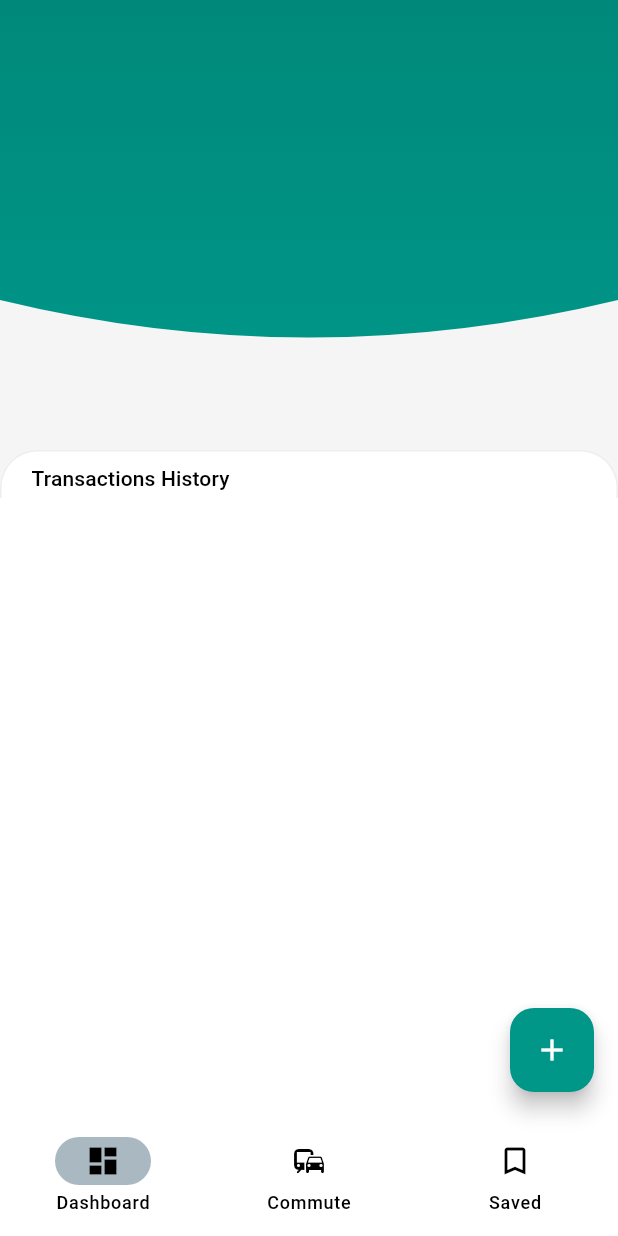
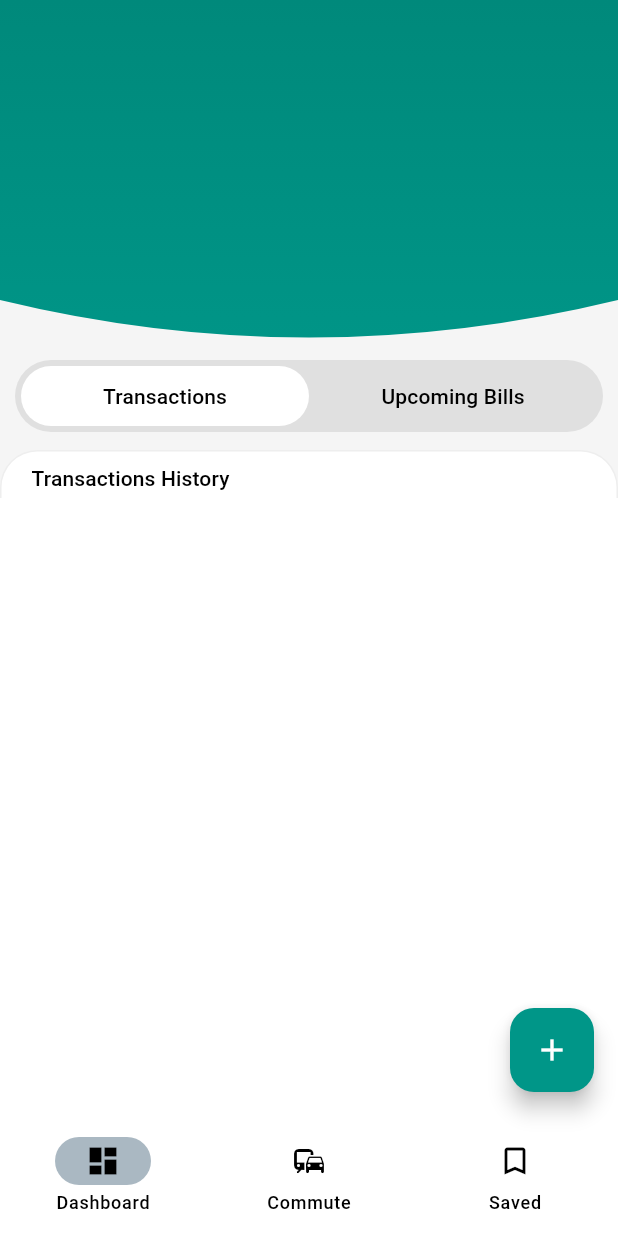
Before and after one commit to hasansujon786/walleti-flutter-app, a Flutter app: the screen it shows after launch, on a phone screen of 412 x 824 dp. Run offline on Flutter 3.47's test engine with Material 3 defaults, Android fonts, the phone set to English and light mode, and no system bars; our stand-ins replace drift, flutter_riverpod, get_it, injectable, riverpod_annotation, shared_preferences; missing offline and left inert: flutter_awesome_calculator; accounts and stored records are empty; generated files the repository leaves out were written again.

Commit message:
ui: add option_switch_bar

```diff
--- a/lib/features/home/presentation/screens/dashboard_screen.dart
+++ b/lib/features/home/presentation/screens/dashboard_screen.dart
@@ -2,6 +2,7 @@ import 'package:flutter/material.dart';
 
 import '../widgets/widgets.dart';
 
+// #F4F6F6
 final _bg = Colors.grey.shade100;
 
 class DashboardScreen extends StatelessWidget {
@@ -13,7 +14,17 @@ class DashboardScreen extends StatelessWidget {
   Widget build(BuildContext context) {
     return CustomScrollView(
       slivers: <Widget>[
-        const _DbAppBar(),
+        SliverAppBar(
+          titleSpacing: 12,
+          centerTitle: true,
+          leadingWidth: 46,
+          // title: const Text('sdf', style: TextStyle(fontSize: 16)),
+          expandedHeight: 300,
+          pinned: true,
+          stretch: true,
+          backgroundColor: Colors.teal,
+          flexibleSpace: AccountCardHeader(mutedBg: _bg),
+        ),
         DbTtransactionListHeader(
           bg: _bg,
           isTransactionsView: true,
@@ -25,22 +36,3 @@ class DashboardScreen extends StatelessWidget {
     );
   }
 }
-
-class _DbAppBar extends StatelessWidget {
-  const _DbAppBar();
-
-  @override
-  Widget build(BuildContext context) {
-    return SliverAppBar(
-      titleSpacing: 12,
-      centerTitle: true,
-      leadingWidth: 46,
-      // title: const Text('sdf', style: TextStyle(fontSize: 16)),
-      expandedHeight: 300,
-      pinned: true,
-      stretch: true,
-      backgroundColor: Colors.teal,
-      flexibleSpace: AccountCardHeader(bg: _bg),
-    );
-  }
-}
--- a/lib/features/home/presentation/widgets/account_card_header.dart
+++ b/lib/features/home/presentation/widgets/account_card_header.dart
@@ -1,9 +1,11 @@
 import 'package:flutter/material.dart';
 
+import 'option_switch_bar.dart';
+
 class AccountCardHeader extends StatelessWidget {
-  const AccountCardHeader({super.key, required this.bg});
+  const AccountCardHeader({super.key, required this.mutedBg});
 
-  final Color bg;
+  final Color mutedBg;
 
   @override
   Widget build(BuildContext context) {
@@ -11,69 +13,42 @@ class AccountCardHeader extends StatelessWidget {
       collapseMode: CollapseMode.none,
       background: Stack(
         children: [
-          Positioned.fill(child: ColoredBox(color: bg)),
-          Padding(
-            padding: const EdgeInsets.only(bottom: 50),
-            child: ClipPath(
-              clipper: MyArcClipper(),
-              child: Container(
-                decoration: BoxDecoration(
-                  gradient: LinearGradient(
-                    colors: [Colors.teal.shade600, Colors.teal],
-                    begin: Alignment.topCenter,
-                    end: Alignment.bottomCenter,
-                  ),
-                ),
-              ),
+          Positioned.fill(child: ColoredBox(color: mutedBg)),
+          const Padding(padding: EdgeInsets.only(bottom: 50), child: TopArc()),
+          const Padding(
+            padding: EdgeInsets.fromLTRB(10, 0, 10, 12),
+            child: Column(
+              mainAxisAlignment: MainAxisAlignment.end,
+              crossAxisAlignment: CrossAxisAlignment.start,
+              children: [
+                OptionSwitchBar(
+                  optionsNames: ['Transactions', 'Upcoming Bills'],
+                )
+              ],
             ),
-          ),
-          // Padding(
-          //   padding: const EdgeInsets.fromLTRB(24, 0, 24, 16),
-          //   child: Column(
-          //     mainAxisAlignment: MainAxisAlignment.end,
-          //     crossAxisAlignment: CrossAxisAlignment.start,
-          //     children: [
-          //       greet(context),
-          //       const SizedBox(height: 20),
-          //       // const _Card(),
-          //     ],
-          //   ),
-          // )
+          )
         ],
       ),
     );
   }
+}
 
-  Widget greet(context) {
-    final tt = Theme.of(context).textTheme;
-    return Row(
-      mainAxisAlignment: MainAxisAlignment.spaceBetween,
-      children: [
-        Column(
-          crossAxisAlignment: CrossAxisAlignment.start,
-          children: [
-            Text(
-              'Good afternoon,',
-              style: tt.labelMedium?.copyWith(color: Colors.grey.shade300),
-            ),
-            const SizedBox(height: 2),
-            Text(
-              'Hasan Mahmud',
-              style: tt.titleLarge?.copyWith(color: Colors.grey.shade300),
-            ),
-          ],
+class TopArc extends StatelessWidget {
+  const TopArc({super.key});
+
+  @override
+  Widget build(BuildContext context) {
+    return ClipPath(
+      clipper: MyArcClipper(),
+      child: Container(
+        decoration: BoxDecoration(
+          gradient: LinearGradient(
+            colors: [Colors.teal.shade600, Colors.teal],
+            begin: Alignment.topCenter,
+            end: Alignment.bottomCenter,
+          ),
         ),
-        IconButton(
-          padding: const EdgeInsets.all(0),
-          onPressed: () {},
-          icon: Container(
-            width: 38,
-            height: 38,
-            decoration: BoxDecoration(borderRadius: BorderRadius.circular(12), color: Colors.teal),
-            child: const Icon(Icons.notifications, color: Colors.white),
-          ),
-        )
-      ],
+      ),
     );
   }
 }
@@ -97,3 +72,30 @@ class MyArcClipper extends CustomClipper<Path> {
   @override
   bool shouldReclip(CustomClipper<Path> oldClipper) => true;
 }
+
+// Widget greet(context) {
+//     final tt = Theme.of(context).textTheme;
+//     return Row(
+//       mainAxisAlignment: MainAxisAlignment.spaceBetween,
+//       children: [
+//         Column(
+//           crossAxisAlignment: CrossAxisAlignment.start,
+//           children: [
+//             Text('Good afternoon,', style: tt.labelMedium),
+//             const SizedBox(height: 2),
+//             Text('Hasan Mahmud', style: tt.titleLarge),
+//           ],
+//         ),
+//         IconButton(
+//           padding: const EdgeInsets.all(0),
+//           onPressed: () {},
+//           icon: Container(
+//             width: 38,
+//             height: 38,
+//             decoration: BoxDecoration(borderRadius: BorderRadius.circular(12), color: Colors.teal),
+//             child: const Icon(Icons.notifications, color: Colors.white),
+//           ),
+//         )
+//       ],
+//     );
+//   }
--- /dev/null
+++ b/lib/features/home/presentation/widgets/option_switch_bar.dart
@@ -0,0 +1,70 @@
+import 'package:flutter/material.dart';
+
+final _alignments = [Alignment.centerLeft, Alignment.centerRight];
+
+class OptionSwitchBar extends StatefulWidget {
+  final List<String> optionsNames;
+  final int initialIndex;
+
+  const OptionSwitchBar({
+    super.key,
+    required this.optionsNames,
+    this.initialIndex = 0,
+  });
+
+  @override
+  State<OptionSwitchBar> createState() => _OptionSwitchBarState();
+}
+
+class _OptionSwitchBarState extends State<OptionSwitchBar> {
+  late int _initialIndex = widget.initialIndex;
+
+  @override
+  Widget build(BuildContext context) {
+    return Container(
+      width: double.infinity,
+      alignment: Alignment.center,
+      padding: const EdgeInsets.symmetric(horizontal: 4),
+      decoration: BoxDecoration(
+        color: Colors.grey.shade300,
+        borderRadius: const BorderRadius.all(Radius.circular(30)),
+      ),
+      child: Stack(
+        children: [
+          Positioned.fill(
+            child: AnimatedAlign(
+              duration: const Duration(milliseconds: 280),
+              alignment: _alignments[_initialIndex],
+              curve: Curves.fastOutSlowIn,
+              child: FractionallySizedBox(
+                widthFactor: 0.5,
+                child: TextButton(
+                  onPressed: () {},
+                  style: TextButton.styleFrom(backgroundColor: Colors.white),
+                  child: const Text(''),
+                ),
+              ),
+            ),
+          ),
+          Row(
+            children: [
+              for (var i = 0; i < widget.optionsNames.length; i++)
+                Expanded(
+                  child: TextButton(
+                    onPressed: () {
+                      setState(() => _initialIndex = i);
+                    },
+                    style: ButtonStyle(
+                      overlayColor: MaterialStatePropertyAll(Colors.grey.shade400.withOpacity(0.3)),
+                      splashFactory: NoSplash.splashFactory,
+                    ),
+                    child: Text(widget.optionsNames[i], style: Theme.of(context).textTheme.labelLarge),
+                  ),
+                ),
+            ],
+          ),
+        ],
+      ),
+    );
+  }
+}
```
Also changed, not shown: lib/shared/theme/app_colors.dart (+9 -0 lines).
